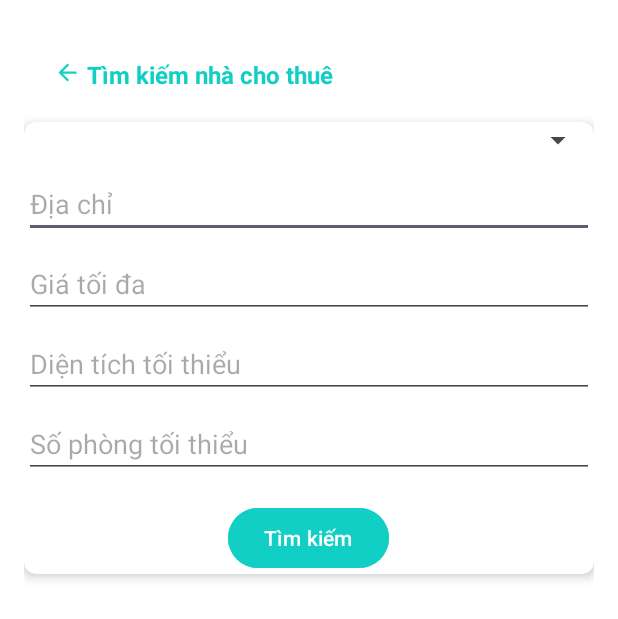
After one commit to vuhoang05/BaiTapLonAndroidNC, an Android app: the Search screen opened directly, with no data from a screen before it, on a phone screen of 412 x 824 dp. The commit adds this screen. Shown: the top 619 px of the screen. Run offline under Robolectric (Android 15) with nearby library versions, the phone set to English and light mode, and no system bars; our stand-ins replace Firebase (no records; nobody signed in at launch, a user with empty details on screens opened directly).

Commit message:
add search page

```diff
--- a/app/src/main/AndroidManifest.xml
+++ b/app/src/main/AndroidManifest.xml
@@ -16,6 +16,9 @@
         android:supportsRtl="true"
         android:theme="@style/Theme.BaiTapLon"
         tools:targetApi="31">
+        <activity
+            android:name=".Search"
+            android:exported="false" />
         <activity
             android:name=".TestMap"
             android:exported="false" />
--- /dev/null
+++ b/app/src/main/java/com/example/baitaplon/Search.java
@@ -0,0 +1,157 @@
+package com.example.baitaplon;
+
+import android.os.Bundle;
+import android.view.View;
+import android.widget.ArrayAdapter;
+import android.widget.Button;
+import android.widget.EditText;
+import android.widget.Spinner;
+import android.widget.Toast;
+import androidx.appcompat.app.AppCompatActivity;
+import androidx.recyclerview.widget.LinearLayoutManager;
+import androidx.recyclerview.widget.RecyclerView;
+import com.example.baitaplon.Apdapter.BlogAdapter;
+import com.example.baitaplon.Domain.Blog;
+import com.example.baitaplon.Domain.houseTypes;
+import com.google.firebase.database.DataSnapshot;
+import com.google.firebase.database.DatabaseError;
+import com.google.firebase.database.DatabaseReference;
+import com.google.firebase.database.FirebaseDatabase;
+import com.google.firebase.database.ValueEventListener;
+import java.util.ArrayList;
+
+public class Search extends AppCompatActivity {
+    private Spinner houseTypeSpinner;
+    private EditText priceMaxEditText, areaMinEditText, roomMinEditText, addressEditText;
+    private Button searchButton;
+    private RecyclerView searchResultsRecyclerView;
+    private BlogAdapter searchResultsAdapter;
+    private ArrayList<Blog> searchResultsList;
+    private DatabaseReference databaseReference, houseTypeReference;
+
+    @Override
+    protected void onCreate(Bundle savedInstanceState) {
+        super.onCreate(savedInstanceState);
+        setContentView(R.layout.activity_search);
+
+        houseTypeSpinner = findViewById(R.id.houseTypeSpinner);
+        priceMaxEditText = findViewById(R.id.priceMaxEditText);
+        areaMinEditText = findViewById(R.id.areaMinEditText);
+        roomMinEditText = findViewById(R.id.roomMinEditText);
+        addressEditText = findViewById(R.id.addressEditText);  // New address input
+        searchButton = findViewById(R.id.searchButton);
+        searchResultsRecyclerView = findViewById(R.id.searchResultsRecyclerView);
+        searchResultsRecyclerView.setLayoutManager(new LinearLayoutManager(this));
+
+        searchResultsList = new ArrayList<>();
+        searchResultsAdapter = new BlogAdapter(searchResultsList);
+        searchResultsRecyclerView.setAdapter(searchResultsAdapter);
+
+        databaseReference = FirebaseDatabase.getInstance().getReference("Blogs");
+        houseTypeReference = FirebaseDatabase.getInstance().getReference("houseType");
+
+        setupHouseTypeSpinner();
+
+        searchButton.setOnClickListener(new View.OnClickListener() {
+            @Override
+            public void onClick(View v) {
+                performSearch();
+            }
+        });
+    }
+
+    private void setupHouseTypeSpinner() {
+        ArrayList<String> houseTypeList = new ArrayList<>();
+        houseTypeList.add("None");  // Add "None" as the default option
+
+        ArrayAdapter<String> adapter = new ArrayAdapter<>(this, android.R.layout.simple_spinner_item, houseTypeList);
+        adapter.setDropDownViewResource(android.R.layout.simple_spinner_dropdown_item);
+        houseTypeSpinner.setAdapter(adapter);
+
+        houseTypeReference.addValueEventListener(new ValueEventListener() {
+            @Override
+            public void onDataChange(DataSnapshot snapshot) {
+                houseTypeList.clear();
+                for (DataSnapshot dataSnapshot : snapshot.getChildren()) {
+                    houseTypes houseTypeObj = dataSnapshot.getValue(houseTypes.class);
+                    if (houseTypeObj != null) {
+                        houseTypeList.add(houseTypeObj.getHouseTypeName());
+                    }
+                }
+                adapter.notifyDataSetChanged();
+            }
+
+            @Override
+            public void onCancelled(DatabaseError error) {
+                Toast.makeText(Search.this, "Lỗi khi tải loại nhà từ Firebase", Toast.LENGTH_SHORT).show();
+            }
+        });
+    }
+
+    private void performSearch() {
+        String selectedHouseType = houseTypeSpinner.getSelectedItem().toString();
+        String priceMax = priceMaxEditText.getText().toString();
+        String areaMin = areaMinEditText.getText().toString();
+        String roomMin = roomMinEditText.getText().toString();
+        String address = addressEditText.getText().toString();  // Fetch address input
+
+        if (!priceMax.isEmpty() && !isNumeric(priceMax)) {
+            Toast.makeText(Search.this, "Giá tối đa phải là số nguyên hợp lệ", Toast.LENGTH_SHORT).show();
+            return;
+        }
+        if (!areaMin.isEmpty() && !isNumeric(areaMin)) {
+            Toast.makeText(Search.this, "Diện tích tối thiểu phải là số nguyên hợp lệ", Toast.LENGTH_SHORT).show();
+            return;
+        }
+        if (!roomMin.isEmpty() && !isNumeric(roomMin)) {
+            Toast.makeText(Search.this, "Số phòng tối thiểu phải là số nguyên hợp lệ", Toast.LENGTH_SHORT).show();
+            return;
+        }
+        databaseReference.addListenerForSingleValueEvent(new ValueEventListener() {
+            @Override
+            public void onDataChange(DataSnapshot snapshot) {
+                searchResultsList.clear();
+                for (DataSnapshot dataSnapshot : snapshot.getChildren()) {
+                    Blog blog = dataSnapshot.getValue(Blog.class);
+                    if (blog != null) {
+                        boolean matches = true;
+
+                        if (!selectedHouseType.isEmpty() && !blog.getHouseType().equals(selectedHouseType)) {
+                            matches = false;
+                        }
+                        if (!priceMax.isEmpty() && Integer.parseInt(blog.getPrice()) > Integer.parseInt(priceMax)) {
+                            matches = false;
+                        }
+                        if (!areaMin.isEmpty() && Integer.parseInt(blog.getArea()) < Integer.parseInt(areaMin)) {
+                            matches = false;
+                        }
+                        if (!roomMin.isEmpty() && Integer.parseInt(blog.getNumberOfRooms()) < Integer.parseInt(roomMin)) {
+                            matches = false;
+                        }
+                        if (!address.isEmpty() && !blog.getAddress().toLowerCase().contains(address.toLowerCase())) {
+                            matches = false;
+                        }
+
+                        if (matches) {
+                            searchResultsList.add(blog);
+                        }
+                    }
+                }
+                searchResultsAdapter.notifyDataSetChanged();
+            }
+
+            @Override
+            public void onCancelled(DatabaseError error) {
+                Toast.makeText(Search.this, "Lỗi khi tải dữ liệu từ Firebase", Toast.LENGTH_SHORT).show();
+            }
+        });
+    }
+    private boolean isNumeric(String str) {
+        try {
+            Integer.parseInt(str);
+            return true;
+        } catch (NumberFormatException e) {
+            return false;
+        }
+    }
+}
--- a/app/src/main/java/com/example/baitaplon/UploadBlog.java
+++ b/app/src/main/java/com/example/baitaplon/UploadBlog.java
@@ -6,6 +6,7 @@ import android.view.View;
 import android.widget.ArrayAdapter;
 import android.widget.Button;
 import android.widget.EditText;
+import android.widget.ImageView;
 import android.widget.Spinner;
 import android.widget.Toast;
 
@@ -31,7 +32,8 @@ public class UploadBlog extends AppCompatActivity {
     private ActivityBlogBinding binding;
     private EditText titleEditText, descriptionEditText, priceEditText, areaEditText, numberOfRoomEditText, phoneNumberEditText, imageUrlEditText, addressEditText;
     private Spinner houseTypeSpinner;
-    private Button postBlogButton,btnBack;
+    private Button postBlogButton;
+    private ImageView btnBack;
     private FirebaseDatabase database;
     private FirebaseAuth mAuth;
     private DatabaseReference databaseReference, houseTypeReference;
--- a/app/src/main/res/layout/activity_detail_blog.xml
+++ b/app/src/main/res/layout/activity_detail_blog.xml
@@ -48,6 +48,7 @@
                 android:text="Chi tiết thông tin "
                 android:textColor="@color/pimary"/>
         </LinearLayout>
+
             <ImageView
                 android:id="@+id/detail_image"
                 android:layout_width="match_parent"
--- /dev/null
+++ b/app/src/main/res/layout/activity_search.xml
@@ -0,0 +1,116 @@
+<?xml version="1.0" encoding="utf-8"?>
+<LinearLayout xmlns:android="http://schemas.android.com/apk/res/android"
+    xmlns:app="http://schemas.android.com/apk/res-auto"
+    android:layout_width="match_parent"
+    android:layout_height="match_parent"
+    android:orientation="vertical"
+    android:background="@color/white"
+    android:padding="16dp">
+
+    <LinearLayout
+        android:layout_width="wrap_content"
+        android:layout_height="wrap_content"
+        android:orientation="horizontal"
+        android:layout_marginBottom="0dp"
+        android:layout_marginStart="20dp"
+        android:gravity="center_vertical">
+
+        <ImageView
+            android:id="@+id/btnBack"
+            android:layout_width="18dp"
+            android:layout_height="18dp"
+            android:layout_marginTop="0dp"
+            android:src="@drawable/baseline_arrow_back_24"
+            android:layout_marginEnd="4dp"
+            android:layout_marginRight="5dp"
+            app:tint="@color/pimary" />
+        <TextView
+
+            android:layout_width="match_parent"
+            android:layout_height="50dp"
+            android:textSize="16sp"
+            android:textStyle="bold"
+            android:layout_marginTop="15dp"
+            android:text="Tìm kiếm nhà cho thuê "
+            android:textColor="@color/pimary"/>
+    </LinearLayout>
+    <!-- Search Form Container -->
+    <androidx.cardview.widget.CardView
+        android:layout_width="match_parent"
+        android:layout_height="wrap_content"
+        android:layout_marginBottom="16dp"
+        android:padding="16dp"
+        android:background="@color/grey"
+        app:cardCornerRadius="8dp"
+        app:cardElevation="4dp">
+
+        <LinearLayout
+            android:layout_width="match_parent"
+            android:layout_height="wrap_content"
+            android:orientation="vertical">
+
+            <!-- Spinner for House Type -->
+            <Spinner
+                android:id="@+id/houseTypeSpinner"
+                android:layout_width="match_parent"
+                android:layout_height="wrap_content"
+                android:hint="Chọn loại nhà" />
+
+            <!-- EditText for Address -->
+            <EditText
+                android:id="@+id/addressEditText"
+                android:layout_width="match_parent"
+                android:layout_height="wrap_content"
+                android:hint="Địa chỉ"
+                android:inputType="text"
+                android:layout_marginTop="8dp"/>
+
+            <!-- EditText for Max Price -->
+            <EditText
+                android:id="@+id/priceMaxEditText"
+                android:layout_width="match_parent"
+                android:layout_height="wrap_content"
+                android:hint="Giá tối đa"
+                android:inputType="number"
+                android:layout_marginTop="8dp" />
+
+            <!-- EditText for Min Area -->
+            <EditText
+                android:id="@+id/areaMinEditText"
+                android:layout_width="match_parent"
+                android:layout_height="wrap_content"
+                android:hint="Diện tích tối thiểu"
+                android:inputType="number"
+                android:layout_marginTop="8dp" />
+
+            <!-- EditText for Min Rooms -->
+            <EditText
+                android:id="@+id/roomMinEditText"
+                android:layout_width="match_parent"
+                android:layout_height="wrap_content"
+                android:hint="Số phòng tối thiểu"
+                android:inputType="number"
+                android:layout_marginTop="8dp" />
+
+            <!-- Search Button -->
+            <Button
+                android:id="@+id/searchButton"
+                android:layout_width="wrap_content"
+                android:layout_height="wrap_content"
+                android:text="Tìm kiếm"
+                android:layout_gravity="center"
+                android:backgroundTint="@color/pimary"
+                android:layout_marginTop="16dp" />
+        </LinearLayout>
+    </androidx.cardview.widget.CardView>
+
+    <!-- RecyclerView for Search Results -->
+    <androidx.recyclerview.widget.RecyclerView
+        android:id="@+id/searchResultsRecyclerView"
+        android:layout_width="match_parent"
+        android:layout_height="match_parent"
+        android:layout_marginTop="8dp"
+        android:padding="8dp"
+        android:background="#FFFFFF"
+        android:clipToPadding="false"/>
+</LinearLayout>
```
Also changed, not shown: app/src/main/java/com/example/baitaplon/MainActivity.java (+7 -0 lines), app/src/main/res/layout/activity_blog.xml (+27 -8 lines), app/src/main/res/layout/viewholder_blogs.xml (+4 -4 lines).
